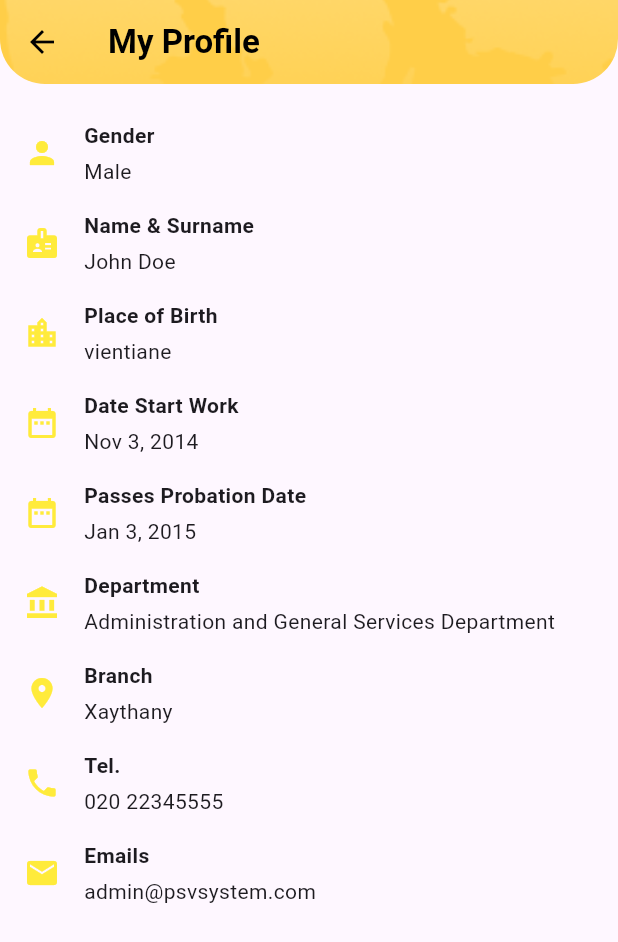
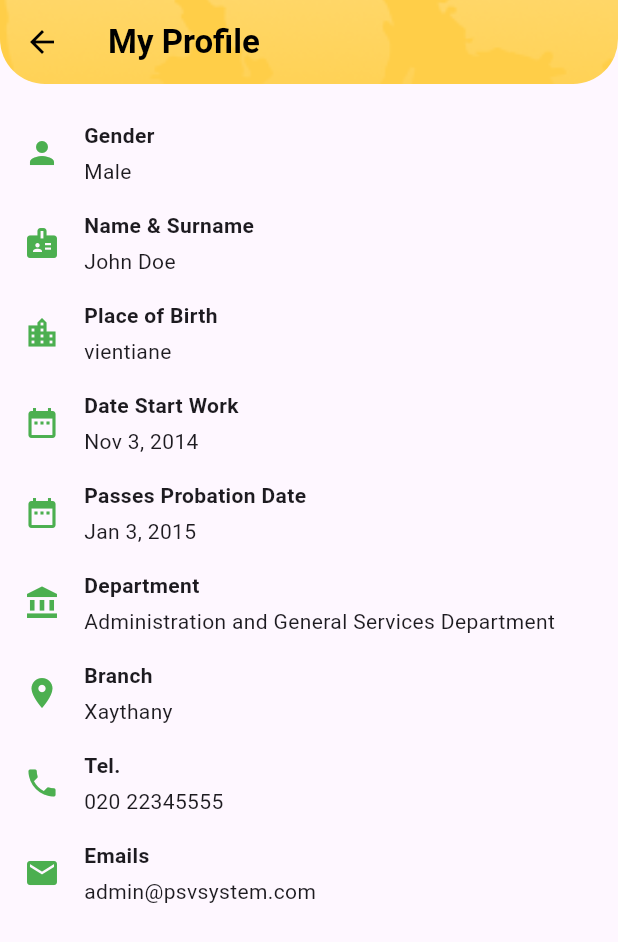
Before and after one commit to FGCompanyDev00/pb_hrm_app, a Flutter app: the MyProfilePage screen opened directly, on a phone screen of 412 x 824 dp. Shown: the top 942 px of the screen. Run offline on Flutter 3.47's test engine with Material 3 defaults, Android fonts, the phone set to English and light mode, and no system bars; our stand-ins replace carousel_slider, convex_bottom_bar, cross_file, flutter_easyloading, flutter_hooks, flutter_local_notifications and 9 more; accounts and stored records are empty; generated files the repository leaves out were written again; network calls fail; Roboto replaces fonts that are missing (Oxanium).

```diff
--- a/lib/home/myprofile_page.dart
+++ b/lib/home/myprofile_page.dart
@@ -83,7 +83,7 @@ class ProfileInfoRow extends StatelessWidget {
       padding: const EdgeInsets.symmetric(vertical: 8.0),
       child: Row(
         children: [
-          Icon(icon, color: Colors.yellow),
+          Icon(icon, color: Colors.green),
           const SizedBox(width: 16),
           Expanded(
             child: Column(
```
